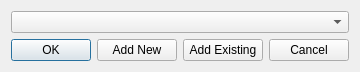
Qt form GCXMLGenerator/db/gcdbsessionmanager.ui (goblincoding/xmlmill) before a commit.
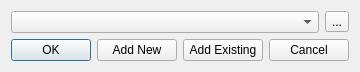
The same form after that commit. Icons and pictures are not drawn.

Commit message: Added help button to GCDBSessionManager.

Diff of the .ui file:
```diff
--- a/GCXMLGenerator/db/gcdbsessionmanager.ui
+++ b/GCXMLGenerator/db/gcdbsessionmanager.ui
@@ -33,9 +33,8 @@
    <bool>true</bool>
   </property>
   <layout class="QVBoxLayout" name="verticalLayout">
-   <property name="sizeConstraint">
-    <enum>QLayout::SetFixedSize</enum>
-   </property>
+   <item>
+    <layout class="QHBoxLayout" name="horizontalLayout">
    <item>
     <widget class="QComboBox" name="comboBox">
      <property name="whatsThis">
@@ -51,6 +50,19 @@
       <enum>QComboBox::AdjustToContentsOnFirstShow</enum>
      </property>
     </widget>
+     </item>
+     <item>
+      <widget class="QToolButton" name="helpButton">
+       <property name="text">
+        <string>...</string>
+       </property>
+       <property name="icon">
+        <iconset resource="../resources/gcresources.qrc">
+         <normaloff>:/resources/helpicon.png</normaloff>:/resources/helpicon.png</iconset>
+       </property>
+      </widget>
+     </item>
+    </layout>
    </item>
    <item>
     <layout class="QHBoxLayout" name="buttonLayout">
```
Lines whose indentation alone changed are shown as unchanged. The commit also changes 2 other files.
